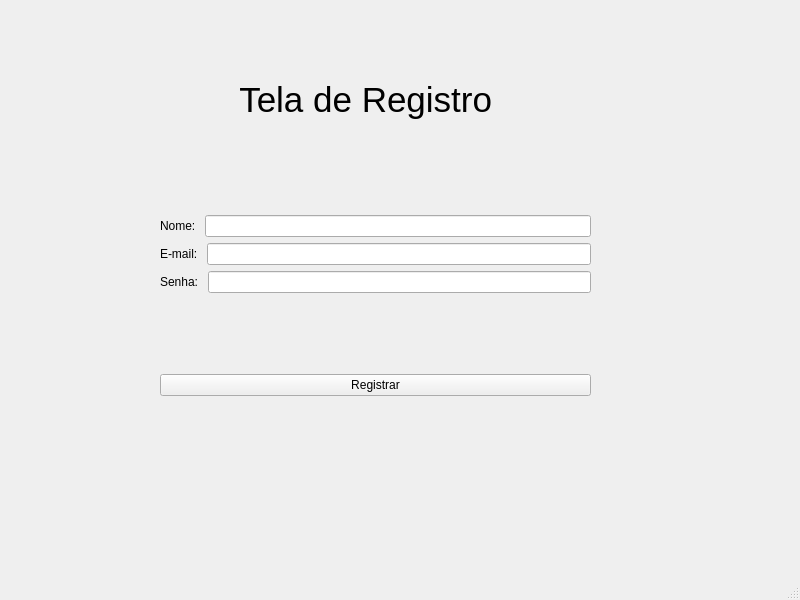
First picture: the form in registerwindow.ui, repository WeslleyMarcelo14/poo2_climatech, before the edit.
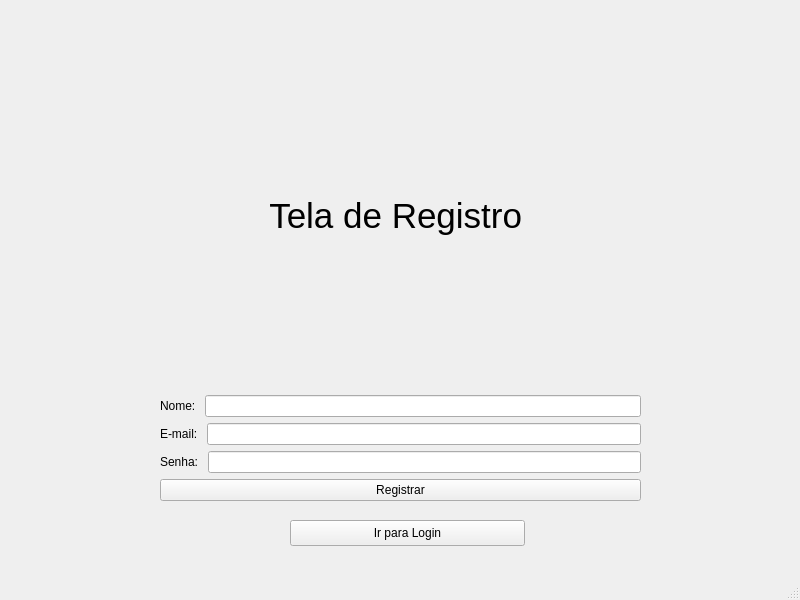
Second picture: the form after the edit.

Commit message: Lógica de login adicionada

```diff
--- a/registerwindow.ui
+++ b/registerwindow.ui
@@ -14,28 +14,37 @@
    <string>MainWindow</string>
   </property>
   <widget class="QWidget" name="centralwidget">
-   <widget class="QLabel" name="label">
+   <widget class="QPushButton" name="pushButton_irparalogin">
     <property name="geometry">
      <rect>
-      <x>200</x>
-      <y>80</y>
-      <width>341</width>
-      <height>71</height>
+      <x>290</x>
+      <y>520</y>
+      <width>235</width>
+      <height>26</height>
      </rect>
     </property>
     <property name="text">
-     <string>&lt;html&gt;&lt;head/&gt;&lt;body&gt;&lt;p align=&quot;center&quot;&gt;&lt;span style=&quot; font-size:26pt;&quot;&gt;Tela de Registro &lt;/span&gt;&lt;/p&gt;&lt;h2 align=&quot;center&quot; style=&quot;-qt-paragraph-type:empty; margin-top:16px; margin-bottom:12px; margin-left:0px; margin-right:0px; -qt-block-indent:0; text-indent:0px; font-size:26pt; font-weight:700;&quot;&gt;&lt;br/&gt;&lt;/h2&gt;&lt;/body&gt;&lt;/html&gt;</string>
+     <string>Ir para Login</string>
     </property>
    </widget>
    <widget class="QWidget" name="">
     <property name="geometry">
      <rect>
       <x>160</x>
-      <y>140</y>
-      <width>431</width>
-      <height>331</height>
+      <y>80</y>
+      <width>481</width>
+      <height>421</height>
      </rect>
     </property>
+    <layout class="QVBoxLayout" name="verticalLayout_3">
+     <item>
+      <widget class="QLabel" name="label">
+       <property name="text">
+        <string>&lt;html&gt;&lt;head/&gt;&lt;body&gt;&lt;p align=&quot;center&quot;&gt;&lt;span style=&quot; font-size:26pt;&quot;&gt;Tela de Registro &lt;/span&gt;&lt;/p&gt;&lt;h2 align=&quot;center&quot; style=&quot;-qt-paragraph-type:empty; margin-top:16px; margin-bottom:12px; margin-left:0px; margin-right:0px; -qt-block-indent:0; text-indent:0px; font-size:26pt; font-weight:700;&quot;&gt;&lt;br/&gt;&lt;/h2&gt;&lt;/body&gt;&lt;/html&gt;</string>
+       </property>
+      </widget>
+     </item>
+     <item>
     <layout class="QVBoxLayout" name="verticalLayout_2">
      <item>
       <layout class="QVBoxLayout" name="verticalLayout">
@@ -83,12 +92,18 @@
        </item>
       </layout>
      </item>
+      </layout>
+     </item>
+     <item>
+      <layout class="QHBoxLayout" name="horizontalLayout_4">
      <item>
       <widget class="QPushButton" name="pushButton_registro">
        <property name="text">
         <string>Registrar</string>
        </property>
       </widget>
+       </item>
+      </layout>
      </item>
     </layout>
    </widget>
```
Lines whose indentation alone changed are shown as unchanged. The commit also changes 9 other files.
